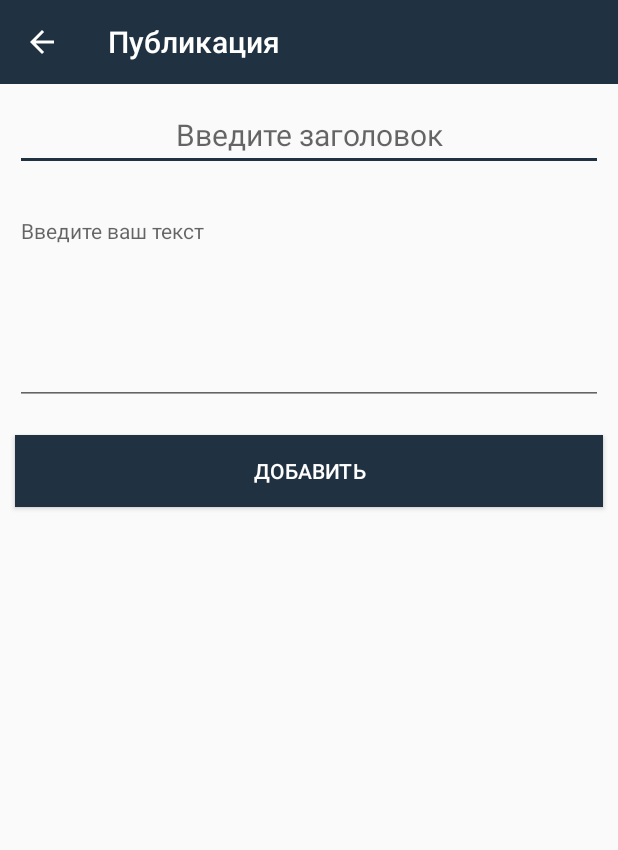
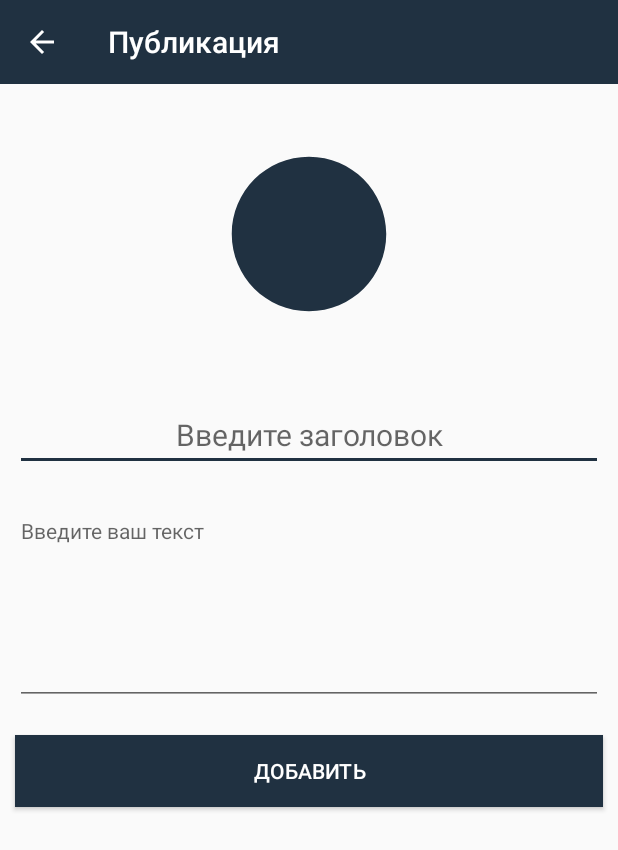
Before and after one commit to bakytzhanov/DictumFactumApp, an Android app: the AddPostActivity screen opened directly, with no data from a screen before it, on a phone screen of 412 x 824 dp. Shown: the top 850 px of the screen. Run offline under Robolectric (Android 15) with nearby library versions, the phone set to English and light mode, and no system bars; our stand-ins replace CircleImageView, Firebase (no records; nobody signed in at launch, a user with empty details on screens opened directly).

```diff
--- /dev/null
+++ b/app/src/main/res/drawable/ic_add_image.xml
@@ -0,0 +1,5 @@
+<vector android:height="200dp" android:tint="#203141"
+    android:viewportHeight="24.0" android:viewportWidth="24.0"
+    android:width="200dp" xmlns:android="http://schemas.android.com/apk/res/android">
+    <path android:fillColor="#FF000000" android:pathData="M5,15L3,15v4c0,1.1 0.9,2 2,2h4v-2L5,19v-4zM5,5h4L9,3L5,3c-1.1,0 -2,0.9 -2,2v4h2L5,5zM19,3h-4v2h4v4h2L21,5c0,-1.1 -0.9,-2 -2,-2zM19,19h-4v2h4c1.1,0 2,-0.9 2,-2v-4h-2v4zM12,9c-1.66,0 -3,1.34 -3,3s1.34,3 3,3 3,-1.34 3,-3 -1.34,-3 -3,-3z"/>
+</vector>
--- a/app/src/main/res/layout/activity_add_post.xml
+++ b/app/src/main/res/layout/activity_add_post.xml
@@ -17,8 +17,15 @@
     android:layout_width="wrap_content"
     android:layout_height="wrap_content">
 
+<de.hdodenhof.circleimageview.CircleImageView
+    android:layout_width="match_parent"
+    android:layout_height="200dp"
+    android:id="@+id/post_image"
+    android:src="@drawable/ic_add_image"
+    android:layout_centerHorizontal="true"/>
 
     <EditText
+        android:layout_below="@id/post_image"
         android:id="@+id/header_post"
         android:layout_width="match_parent"
         android:layout_height="wrap_content"
@@ -39,6 +46,7 @@
         android:hint="Введите ваш текст"
         android:lines="7"/>
 
+
     <Button
         android:layout_width="match_parent"
         android:layout_height="wrap_content"
```
Also changed, not shown: app/src/main/java/com/android/jack/dictumfactum/Model/News.java (+13 -1 lines).
